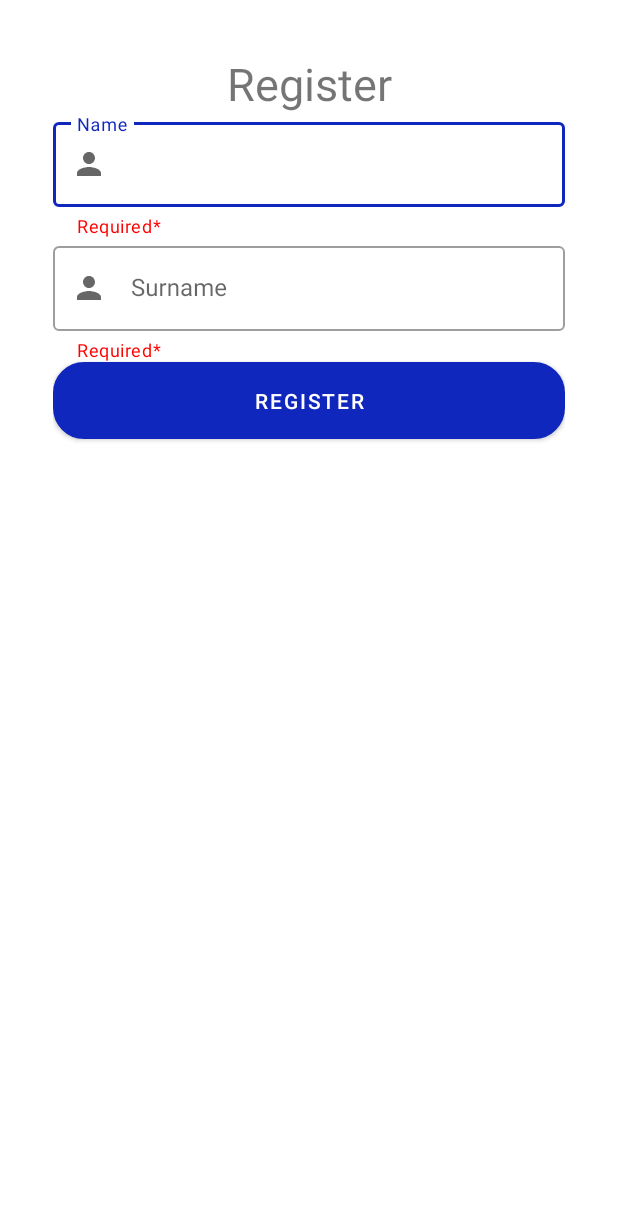
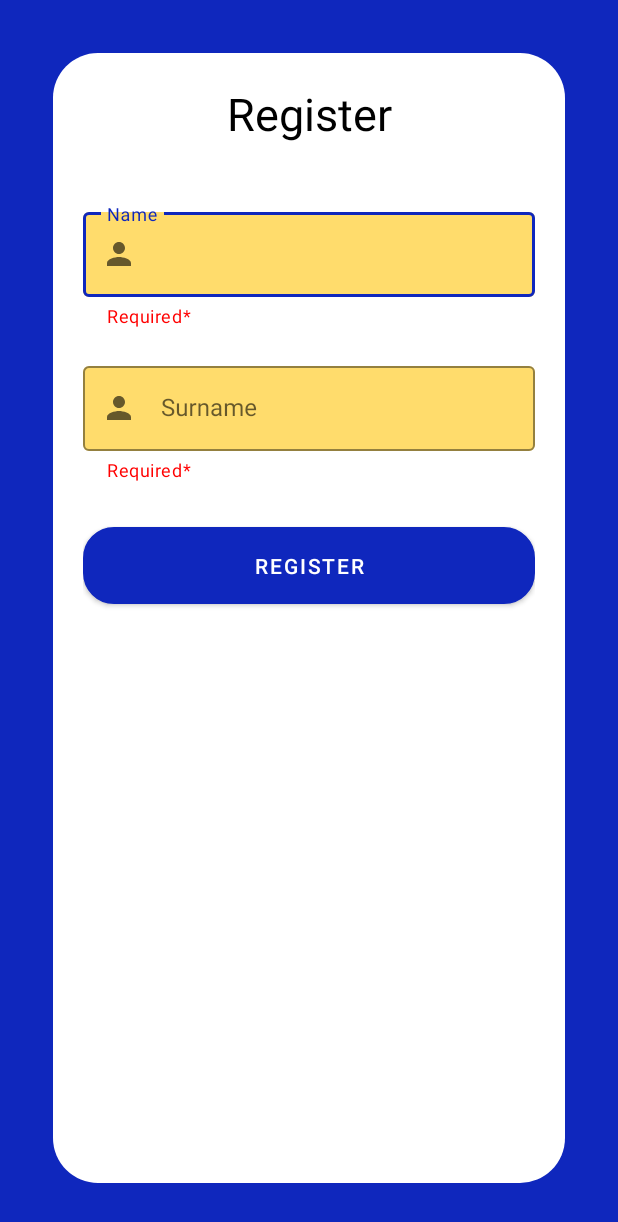
Before and after one commit to ragudos-hannah/grade-minder-app, an Android app: the screen it shows after launch (RegisterActivity), on a phone screen of 412 x 824 dp. Shown: the top 1222 px of the screen. Run offline under Robolectric (Android 15) with nearby library versions, the phone set to English and light mode, and no system bars.

Commit message:
style: registration layout

```diff
--- a/app/src/main/res/layout/activity_registration.xml
+++ b/app/src/main/res/layout/activity_registration.xml
@@ -1,29 +1,41 @@
 <?xml version="1.0" encoding="utf-8"?>
 <LinearLayout
     xmlns:android="http://schemas.android.com/apk/res/android"
-    xmlns:tools="http://schemas.android.com/tools"
     xmlns:app="http://schemas.android.com/apk/res-auto"
     android:layout_width="match_parent"
     android:layout_height="match_parent"
     android:orientation="vertical"
     android:padding="35dp"
-    android:background="@color/snow_white">
+    android:background="@color/blue">
+
+    <RelativeLayout
+        android:id="@+id/innerConstraintLayoutForHomepage"
+        android:layout_width="match_parent"
+        android:layout_height="match_parent"
+        android:background="@drawable/rounded_container_for_login"
+        android:padding="20dp">
 
         <TextView
+            android:id="@+id/registerLabel"
             android:layout_width="match_parent"
             android:layout_height="wrap_content"
             android:text="@string/register_heading"
+            android:textColor="@color/black"
             android:textSize="30sp"
             android:textAlignment="center" />
 
         <com.google.android.material.textfield.TextInputLayout
             android:id="@+id/nameTextInputLayout"
             style="@style/Widget.MaterialComponents.TextInputLayout.OutlinedBox"
+            android:layout_marginTop="40dp"
             android:layout_width="match_parent"
             android:layout_height="wrap_content"
             app:startIconDrawable="@drawable/username_icon"
             app:helperText="Required*"
-        app:helperTextTextColor="@color/bright_red" >
+            app:helperTextTextColor="@color/bright_red"
+            app:boxBackgroundColor="@color/yellow"
+            app:boxStrokeColor="@color/blue"
+            android:layout_below="@id/registerLabel">
 
             <com.google.android.material.textfield.TextInputEditText
                 android:id="@+id/nameTextInputEditText"
@@ -36,11 +48,15 @@
         <com.google.android.material.textfield.TextInputLayout
             android:id="@+id/surnameTextInputLayout"
             style="@style/Widget.MaterialComponents.TextInputLayout.OutlinedBox"
+            android:layout_marginTop="20dp"
             android:layout_width="match_parent"
             android:layout_height="wrap_content"
             app:startIconDrawable="@drawable/username_icon"
             app:helperText="Required*"
-        app:helperTextTextColor="@color/bright_red" >
+            app:helperTextTextColor="@color/bright_red"
+            app:boxBackgroundColor="@color/yellow"
+            app:boxStrokeColor="@color/blue"
+            android:layout_below="@id/nameTextInputLayout">
 
             <com.google.android.material.textfield.TextInputEditText
                 android:id="@+id/surnameTextInputEditText"
@@ -54,7 +70,11 @@
             android:id="@+id/registerButton"
             android:layout_width="match_parent"
             android:layout_height="wrap_content"
+            android:layout_marginTop="30dp"
             android:text="@string/register_button"
             android:padding="10dp"
-        android:background="@drawable/round_corner_button" />
+            android:background="@drawable/round_corner_button"
+            android:layout_below="@id/surnameTextInputLayout" />
+
+    </RelativeLayout>
 </LinearLayout>
```
Lines whose indentation alone changed are shown as unchanged.
